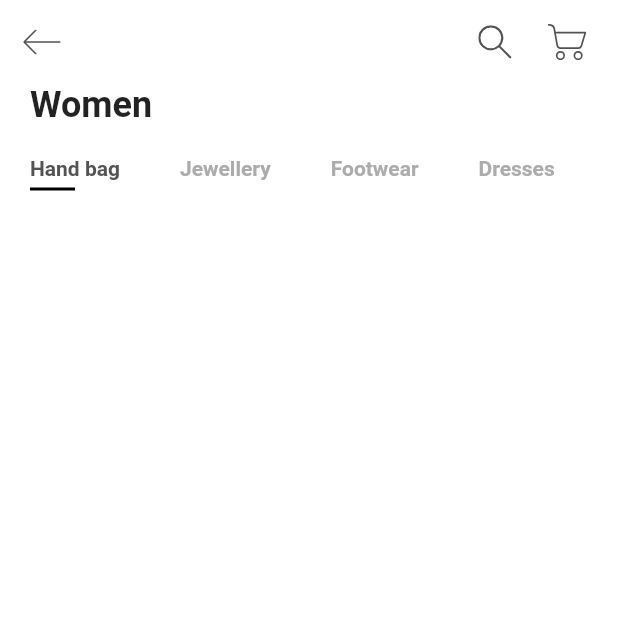
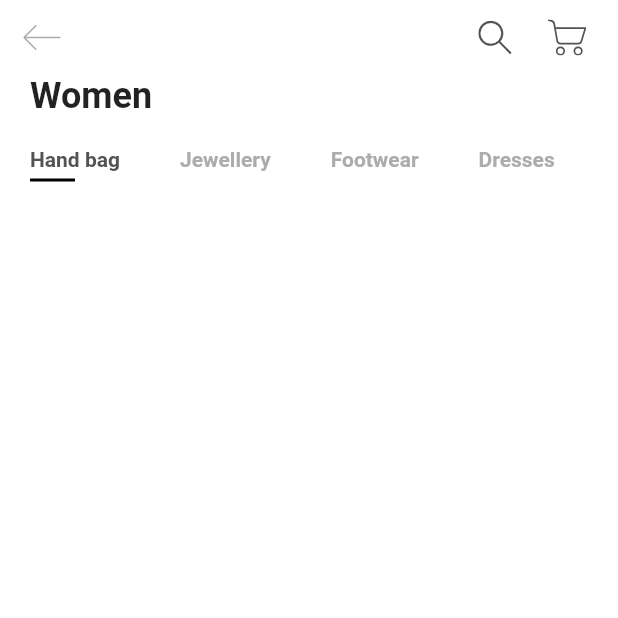
Before and after one commit to neo1125/flutter-ui-practice, a Flutter app: the screen it shows after launch, on a phone screen of 412 x 824 dp, the top half of it. Run offline on Flutter 3.47's test engine with Material 2 defaults, Android fonts, the phone set to English and light mode, and no system bars; our stand-ins replace flutter_svg.

Commit message:
custome app bar add

```diff
--- /dev/null
+++ b/e_commerce_ui/lib/screens/components/main_app_bar.dart
@@ -0,0 +1,51 @@
+import 'package:flutter/material.dart';
+import 'package:flutter_svg/flutter_svg.dart';
+import 'package:e_commerce_ui/constants.dart';
+
+class MainAppBar extends StatelessWidget with PreferredSizeWidget {
+  @override
+  final Size preferredSize;
+
+  MainAppBar({
+    Key key,
+  })  : preferredSize = Size.fromHeight(50.0),
+        super(key: key);
+
+  @override
+  Widget build(BuildContext context) {
+    return AppBar(
+      backgroundColor: Colors.white,
+      elevation: 0,
+      leading: IconButton(
+        icon: SvgPicture.asset(
+          "assets/icons/back.svg",
+          color: (Navigator.canPop(context) ? kTextColor : kTextLightColor),
+        ),
+        onPressed: () {
+          if (Navigator.canPop(context)) {
+            Navigator.pop(context);
+          }
+        },
+      ),
+      actions: <Widget>[
+        IconButton(
+          icon: SvgPicture.asset(
+            "assets/icons/search.svg",
+            color: kTextColor,
+          ),
+          onPressed: () {},
+        ),
+        IconButton(
+          icon: SvgPicture.asset(
+            "assets/icons/cart.svg",
+            color: kTextColor,
+          ),
+          onPressed: () {},
+        ),
+        SizedBox(
+          width: kDefaultPadding / 2,
+        )
+      ],
+    );
+  }
+}
--- a/e_commerce_ui/lib/screens/home/home_screen.dart
+++ b/e_commerce_ui/lib/screens/home/home_screen.dart
@@ -1,47 +1,16 @@
-import 'package:e_commerce_ui/constants.dart';
+import 'package:flutter/material.dart';
+import 'package:e_commerce_ui/screens/components/main_app_bar.dart';
 import 'package:e_commerce_ui/screens/home/components/body.dart';
-import 'package:flutter/material.dart';
-import 'package:flutter_svg/svg.dart';
 
 class HomeScreen extends StatelessWidget {
   @override
   Widget build(BuildContext context) {
     return Scaffold(
-      appBar: buildAppBar(),
+      appBar: MainAppBar(),
       body: Container(
         color: Colors.white,
         child: Body(),
       ),
     );
   }
-
-  AppBar buildAppBar() {
-    return AppBar(
-      backgroundColor: Colors.white,
-      elevation: 0,
-      leading: IconButton(
-        icon: SvgPicture.asset("assets/icons/back.svg"),
-        onPressed: () {},
-      ),
-      actions: <Widget>[
-        IconButton(
-          icon: SvgPicture.asset(
-            "assets/icons/search.svg",
-            color: kTextColor,
-          ),
-          onPressed: () {},
-        ),
-        IconButton(
-          icon: SvgPicture.asset(
-            "assets/icons/cart.svg",
-            color: kTextColor,
-          ),
-          onPressed: () {},
-        ),
-        SizedBox(
-          width: kDefaultPadding / 2,
-        )
-      ],
-    );
-  }
 }
```
